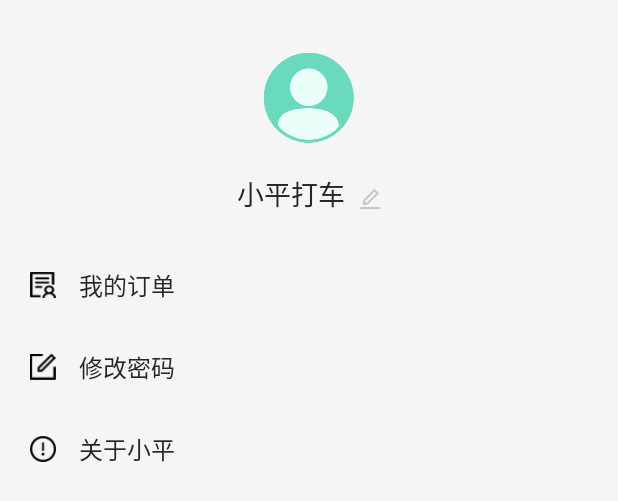
After one commit to theLearn/xpdc, an Android app: the layout header_nv_main.xml on its own in the app's theme, with its tools: preview values and no code run, on a phone screen of 412 x 824 dp. The commit adds this screen. Shown: the top 501 px of the screen. Run offline under Robolectric (Android 15) with nearby library versions, the phone set to English and light mode, and no system bars.

Commit message:
主界面ui更新添加侧滑菜单

```diff
--- /dev/null
+++ b/app/src/main/res/layout/header_nv_main.xml
@@ -0,0 +1,113 @@
+<?xml version="1.0" encoding="utf-8"?>
+<LinearLayout xmlns:android="http://schemas.android.com/apk/res/android"
+              android:layout_width="match_parent"
+              android:layout_height="wrap_content"
+              android:gravity="center_horizontal"
+              android:orientation="vertical"
+              android:theme="@style/ThemeOverlay.AppCompat.Dark">
+
+    <ImageView
+            android:id="@+id/iv_nv_main_head"
+            android:layout_marginTop="@dimen/public_space_value_35"
+            android:layout_width="@dimen/img_large"
+            android:layout_height="@dimen/img_large"
+            android:scaleType="fitXY"
+            android:src="@mipmap/icon_user_default"/>
+
+    <LinearLayout
+            android:id="@+id/ll_nv_main_head_edit"
+            android:padding="@dimen/public_space_value_20"
+            android:orientation="horizontal"
+            android:layout_width="wrap_content"
+            android:gravity="bottom"
+            android:layout_height="wrap_content">
+        <TextView
+                android:id="@+id/tv_nv_main_head_name"
+                android:layout_width="wrap_content"
+                android:layout_height="wrap_content"
+                android:text="@string/app_name"
+                android:textSize="@dimen/large_text_size"
+                android:textColor="@color/text_black_call"/>
+
+        <ImageView
+                android:layout_marginLeft="@dimen/public_space_value_10"
+                android:layout_width="@dimen/public_space_value_13"
+                android:layout_height="@dimen/public_space_value_13"
+                android:scaleType="fitXY"
+                android:src="@mipmap/icon_edit_nick"
+                android:layout_marginBottom="@dimen/public_space_value_3"/>
+    </LinearLayout>
+
+    <LinearLayout
+            android:id="@+id/ll_nv_main_head_order"
+            android:paddingRight="@dimen/public_space_value_20"
+            android:paddingLeft="@dimen/public_space_value_20"
+            android:paddingBottom="@dimen/public_space_value_15"
+            android:paddingTop="@dimen/public_space_value_15"
+            android:orientation="horizontal"
+            android:gravity="center_vertical"
+            android:layout_width="match_parent"
+            android:layout_height="wrap_content">
+        <ImageView
+                android:layout_width="@dimen/public_space_value_17"
+                android:layout_height="@dimen/public_space_value_17"
+                android:scaleType="fitXY"
+                android:src="@mipmap/icon_order"/>
+        <TextView
+                android:layout_width="wrap_content"
+                android:layout_height="wrap_content"
+                android:layout_marginLeft="@dimen/public_space_value_15"
+                android:text="@string/my_order"
+                android:textSize="@dimen/big_text_size"
+                android:textColor="@color/text_black_call"/>
+    </LinearLayout>
+
+    <LinearLayout
+            android:id="@+id/ll_nv_main_head_edit_pw"
+            android:paddingRight="@dimen/public_space_value_20"
+            android:paddingLeft="@dimen/public_space_value_20"
+            android:paddingBottom="@dimen/public_space_value_15"
+            android:paddingTop="@dimen/public_space_value_15"
+            android:orientation="horizontal"
+            android:gravity="center_vertical"
+            android:layout_width="match_parent"
+            android:layout_height="wrap_content">
+        <ImageView
+                android:layout_width="@dimen/public_space_value_17"
+                android:layout_height="@dimen/public_space_value_17"
+                android:scaleType="fitXY"
+                android:src="@mipmap/icon_edit_pw"/>
+        <TextView
+                android:layout_width="wrap_content"
+                android:layout_height="wrap_content"
+                android:layout_marginLeft="@dimen/public_space_value_15"
+                android:text="@string/edit_pw"
+                android:textSize="@dimen/big_text_size"
+                android:textColor="@color/text_black_call"/>
+    </LinearLayout>
+
+    <LinearLayout
+            android:id="@+id/ll_nv_main_head_about"
+            android:paddingRight="@dimen/public_space_value_20"
+            android:paddingLeft="@dimen/public_space_value_20"
+            android:paddingBottom="@dimen/public_space_value_15"
+            android:paddingTop="@dimen/public_space_value_15"
+            android:orientation="horizontal"
+            android:gravity="center_vertical"
+            android:layout_width="match_parent"
+            android:layout_height="wrap_content">
+        <ImageView
+                android:layout_width="@dimen/public_space_value_17"
+                android:layout_height="@dimen/public_space_value_17"
+                android:scaleType="fitXY"
+                android:src="@mipmap/icon_about"/>
+        <TextView
+                android:layout_width="wrap_content"
+                android:layout_height="wrap_content"
+                android:layout_marginLeft="@dimen/public_space_value_15"
+                android:text="@string/about_app"
+                android:textSize="@dimen/big_text_size"
+                android:textColor="@color/text_black_call"/>
+    </LinearLayout>
+
+</LinearLayout>
--- a/app/src/main/res/values/strings.xml
+++ b/app/src/main/res/values/strings.xml
@@ -8,4 +8,7 @@
     <string name="destination_tip">您要去哪儿？</string>
     <string name="order">订单</string>
     <string name="use_car_order">用车订单</string>
+    <string name="my_order">我的订单</string>
+    <string name="edit_pw">修改密码</string>
+    <string name="about_app">关于小平</string>
 </resources>
--- a/app/src/main/res/values/styles.xml
+++ b/app/src/main/res/values/styles.xml
@@ -1,4 +1,4 @@
-<resources>
+<resources xmlns:tools="http://schemas.android.com/tools">
 
     <!-- Base application theme. -->
     <style name="AppTheme" parent="AppBaseTheme">
@@ -8,6 +8,8 @@
         <item name="actionMenuTextColor">@color/text_black_call</item>
         <item name="android:textColorPrimary">@color/text_black_call</item>
         <item name="android:windowBackground">@color/default_background</item>
+        <item name="android:fitsSystemWindows">true</item>
+        <item name="android:windowLightStatusBar" tools:targetApi="m">true</item>
     </style>
 
     <style name="AppFullTheme" parent="AppTheme">
--- a/common/src/main/res/values/styles.xml
+++ b/common/src/main/res/values/styles.xml
@@ -11,8 +11,6 @@
         <item name="actionMenuTextColor">@color/colorWhite</item>
         <item name="android:textColorPrimary">@color/colorBlack</item>
         <item name="android:windowBackground">@color/default_background</item>
-        <item name="android:fitsSystemWindows">true</item>
-        <item name="android:windowLightStatusBar" tools:targetApi="m">true</item>
     </style>
 
     <style name="AppTheme.AppBarOverlay" parent="ThemeOverlay.AppCompat.Dark.ActionBar"/>
@@ -81,7 +79,7 @@
         <item name="android:windowDisablePreview">true</item>
     </style>
     <!--底部弹框-->
-    <style name="BottomDialog" parent="@style/AppTheme">
+    <style name="BottomDialog" parent="@style/AppBaseTheme">
         <item name="android:layout_width">match_parent</item>
         <item name="android:layout_height">wrap_content</item>
         <item name="android:windowIsFloating">true</item>
```
Also changed, not shown: app/src/main/java/com/xp/dc/xpdc/activity/MainActivity.kt (+68 -36 lines), app/src/main/res/layout/activity_main.xml (added, +22 -0 lines), app/src/main/res/layout/content_main.xml (added, +8 -0 lines), app/src/main/res/mipmap-xxhdpi/icon_about.png (added), app/src/main/res/mipmap-xxhdpi/icon_edit_nick.png (added), app/src/main/res/mipmap-xxhdpi/icon_edit_pw.png (added), app/src/main/res/mipmap-xxhdpi/icon_order.png (added), app/src/main/res/mipmap-xxhdpi/icon_user_default.png (added).
